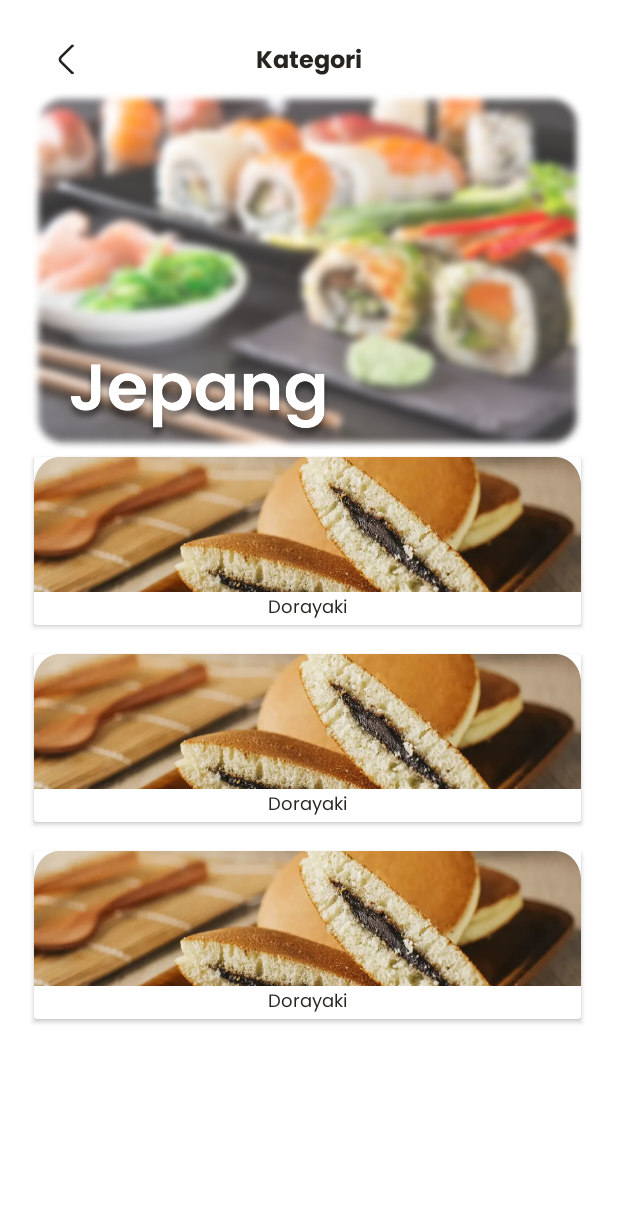
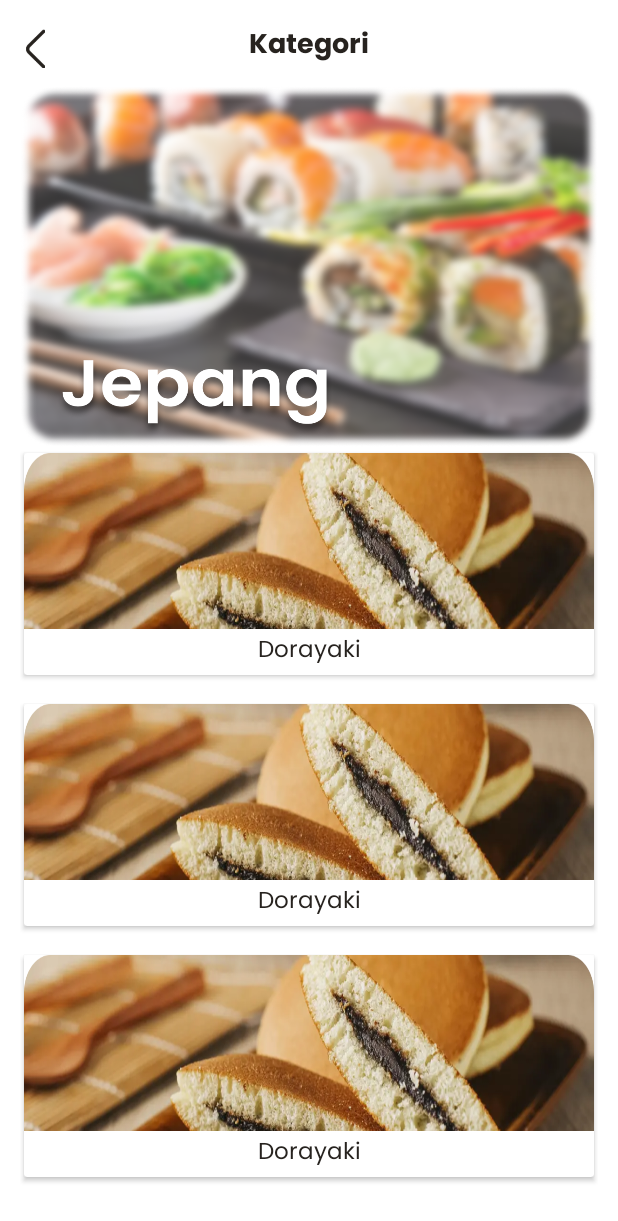
Before and after one commit to IbrhmSptra/Foodo, an Android app: the layout activity_detailkategori.xml on its own in the app's theme, with its tools: preview values and no code run, on a phone screen of 412 x 824 dp. Shown: the top 1221 px of the screen. Run offline under Robolectric (Android 15) with nearby library versions, the phone set to English and light mode, and no system bars; network calls fail.

Commit message:
Mengubah halaman kategori, fragment bookmark dan riwayat menjadi responsif untuk semua ukuran hp

```diff
--- a/app/src/main/res/layout/activity_detail.xml
+++ b/app/src/main/res/layout/activity_detail.xml
@@ -31,7 +31,7 @@
         android:text="Jjajangmyeon"
         android:textAlignment="center"
         android:textColor="#27231F"
-        android:textSize="@dimen/_16ssp"
+        android:textSize="@dimen/_14ssp"
         app:layout_constraintEnd_toEndOf="parent"
         app:layout_constraintStart_toStartOf="parent"
         app:layout_constraintTop_toTopOf="parent" />
--- a/app/src/main/res/layout/activity_detailkategori.xml
+++ b/app/src/main/res/layout/activity_detailkategori.xml
@@ -1,23 +1,20 @@
 <?xml version="1.0" encoding="utf-8"?>
-<RelativeLayout xmlns:android="http://schemas.android.com/apk/res/android"
+<androidx.constraintlayout.widget.ConstraintLayout xmlns:android="http://schemas.android.com/apk/res/android"
     xmlns:app="http://schemas.android.com/apk/res-auto"
     xmlns:tools="http://schemas.android.com/tools"
     android:layout_width="match_parent"
     android:layout_height="match_parent"
     tools:context=".DetailKategori.Detailkategori_activity">
 
-    <FrameLayout
-        android:id="@+id/framel"
-        android:layout_width="match_parent"
-        android:layout_height="wrap_content">
-
     <LinearLayout
         android:id="@+id/backbtnkatdetail"
-            android:layout_width="20dp"
-            android:layout_height="20dp"
+        android:layout_width="@dimen/_20sdp"
+        android:layout_height="@dimen/_20sdp"
+        android:layout_marginStart="@dimen/_8sdp"
+        android:layout_marginTop="@dimen/_15sdp"
         android:orientation="vertical"
-            android:layout_marginTop="29dp"
-            android:layout_marginLeft="34dp">
+        app:layout_constraintStart_toStartOf="parent"
+        app:layout_constraintTop_toTopOf="parent">
 
         <ImageView
             android:layout_width="match_parent"
@@ -25,36 +22,47 @@
             android:src="@drawable/back" />
     </LinearLayout>
 
-
-
     <TextView
+        android:id="@+id/textView8"
         android:layout_width="match_parent"
         android:layout_height="wrap_content"
-            android:layout_toRightOf="@+id/backbtnjp"
+        android:layout_marginTop="@dimen/_12sdp"
+        android:fontFamily="@font/poppinbold"
         android:text="Kategori"
-            android:layout_marginTop="27dp"
-            android:textSize="16dp"
+        android:textAlignment="center"
         android:textColor="#27231F"
-            android:textAlignment="center"
-            android:fontFamily="@font/poppinbold"/>
-
-    </FrameLayout>
+        android:textSize="@dimen/_14ssp"
+        app:layout_constraintEnd_toEndOf="parent"
+        app:layout_constraintStart_toStartOf="parent"
+        app:layout_constraintTop_toTopOf="parent" />
 
     <ImageView
         android:id="@+id/header"
-        android:layout_width="370dp"
-        android:layout_height="240dp"
-        android:layout_below="@+id/framel"
-        android:layout_marginLeft="20dp"
-        android:layout_marginTop="5dp"
+        android:layout_width="0dp"
+        android:layout_height="@dimen/_185sdp"
+        android:layout_marginStart="@dimen/_10sdp"
+        android:layout_marginTop="@dimen/_8sdp"
+        android:layout_marginEnd="@dimen/_10sdp"
         android:scaleType="fitXY"
-        android:src="@drawable/frame_jepang" />
+        android:src="@drawable/frame_jepang"
+        app:layout_constraintEnd_toEndOf="parent"
+        app:layout_constraintStart_toStartOf="parent"
+        app:layout_constraintTop_toBottomOf="@+id/textView8" />
 
     <androidx.recyclerview.widget.RecyclerView
         android:id="@+id/katdetailrc"
-        android:layout_width="match_parent"
-        android:layout_height="wrap_content"
-        android:layout_below="@+id/header"
-        tools:listitem="@layout/item_kategoridetail"/>
+        android:layout_width="0dp"
+        android:layout_height="0dp"
+        android:paddingRight="@dimen/_10sdp"
+        android:paddingLeft="@dimen/_10sdp"
+        app:layout_constraintBottom_toBottomOf="parent"
+        app:layout_constraintEnd_toEndOf="parent"
+        app:layout_constraintStart_toStartOf="parent"
+        app:layout_constraintTop_toBottomOf="@+id/header"
+        tools:listitem="@layout/item_kategoridetail" />
 
-</RelativeLayout>
+
+
+
+
+</androidx.constraintlayout.widget.ConstraintLayout>
--- a/app/src/main/res/layout/item_kategoridetail.xml
+++ b/app/src/main/res/layout/item_kategoridetail.xml
@@ -2,15 +2,14 @@
 <LinearLayout xmlns:android="http://schemas.android.com/apk/res/android"
     xmlns:app="http://schemas.android.com/apk/res-auto"
     android:orientation="vertical"
-    android:layout_width="wrap_content"
+    android:layout_width="match_parent"
     android:layout_height="wrap_content">
 
     <androidx.cardview.widget.CardView
         android:id="@+id/kartudetail"
-        android:layout_marginLeft="20dp"
         android:layout_marginBottom="11dp"
-        android:layout_width="370dp"
-        android:layout_height="120dp"
+        android:layout_width="match_parent"
+        android:layout_height="@dimen/_120sdp"
         app:cardUseCompatPadding="true"
         android:background="@color/white">
 
@@ -22,7 +21,7 @@
             <ImageView
                 android:id="@+id/imgrcfood"
                 android:layout_width="match_parent"
-                android:layout_height="90dp"
+                android:layout_height="@dimen/_90sdp"
                 android:scaleType="fitXY"
                 android:src="@drawable/dorayaki"/>
 
@@ -35,7 +34,7 @@
                 android:textColor="#27231F"
                 android:fontFamily="@font/popinregular"
                 android:textAlignment="center"
-                android:textSize="12dp"/>
+                android:textSize="@dimen/_12ssp"/>
 
         </LinearLayout>
 
```
Also changed, not shown: app/src/main/res/layout/fragment_bookmark.xml (+31 -22 lines), app/src/main/res/layout/fragment_pencarian.xml (+28 -24 lines), app/src/main/res/layout/fragment_riwayat.xml (+37 -27 lines), app/src/main/res/layout/item_bookmark.xml (+5 -6 lines), app/src/main/res/layout/item_riwayat.xml (+34 -32 lines), app/src/main/res/layout/item_search.xml (+8 -8 lines). Lines whose indentation alone changed are shown as unchanged.
